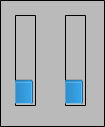
Above: src/gui/barmenu.ui from TomMladenov/pisdr-cyberdeck before the change. Below: the same form after it.
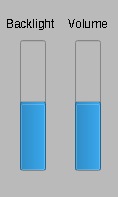
That is the form after the change.

Commit message: [GUI] Minor updates, generic systemlevel diagram

Diff of the .ui file:
```diff
--- a/src/gui/barmenu.ui
+++ b/src/gui/barmenu.ui
@@ -6,8 +6,8 @@
    <rect>
     <x>0</x>
     <y>0</y>
-    <width>105</width>
-    <height>127</height>
+    <width>118</width>
+    <height>197</height>
    </rect>
   </property>
   <property name="windowTitle">
@@ -15,23 +15,25 @@
   </property>
   <property name="styleSheet">
    <string notr="true">background-color: rgb(186, 186, 186);
-border: 1px solid black; 
-border-radius: 1px;</string>
+</string>
   </property>
   <widget class="QProgressBar" name="volume_bar">
    <property name="geometry">
     <rect>
-     <x>65</x>
-     <y>15</y>
-     <width>21</width>
-     <height>91</height>
+     <x>75</x>
+     <y>40</y>
+     <width>26</width>
+     <height>131</height>
     </rect>
    </property>
+   <property name="styleSheet">
+    <string notr="true">color: rgb(115, 210, 22);</string>
+   </property>
    <property name="value">
-    <number>24</number>
+    <number>50</number>
    </property>
    <property name="alignment">
-    <set>Qt::AlignLeading|Qt::AlignLeft|Qt::AlignVCenter</set>
+    <set>Qt::AlignCenter</set>
    </property>
    <property name="textVisible">
     <bool>false</bool>
@@ -45,24 +47,27 @@
    <property name="textDirection">
     <enum>QProgressBar::TopToBottom</enum>
    </property>
+   <property name="format">
+    <string notr="true">%p</string>
+   </property>
   </widget>
   <widget class="QProgressBar" name="backlight_bar">
    <property name="geometry">
     <rect>
-     <x>15</x>
-     <y>15</y>
-     <width>21</width>
-     <height>91</height>
+     <x>20</x>
+     <y>40</y>
+     <width>26</width>
+     <height>131</height>
     </rect>
    </property>
    <property name="styleSheet">
-    <string notr="true"/>
+    <string notr="true">color: rgb(115, 210, 22);</string>
    </property>
    <property name="value">
-    <number>24</number>
+    <number>50</number>
    </property>
    <property name="alignment">
-    <set>Qt::AlignLeading|Qt::AlignLeft|Qt::AlignVCenter</set>
+    <set>Qt::AlignCenter</set>
    </property>
    <property name="textVisible">
     <bool>false</bool>
@@ -75,6 +80,59 @@
    </property>
    <property name="textDirection">
     <enum>QProgressBar::TopToBottom</enum>
+   </property>
+   <property name="format">
+    <string notr="true">%p</string>
+   </property>
+  </widget>
+  <widget class="QLabel" name="label">
+   <property name="geometry">
+    <rect>
+     <x>65</x>
+     <y>15</y>
+     <width>46</width>
+     <height>17</height>
+    </rect>
+   </property>
+   <property name="font">
+    <font>
+     <pointsize>9</pointsize>
+     <stylestrategy>NoAntialias</stylestrategy>
+    </font>
+   </property>
+   <property name="styleSheet">
+    <string notr="true"/>
+   </property>
+   <property name="text">
+    <string>Volume</string>
+   </property>
+   <property name="alignment">
+    <set>Qt::AlignCenter</set>
+   </property>
+  </widget>
+  <widget class="QLabel" name="label_2">
+   <property name="geometry">
+    <rect>
+     <x>5</x>
+     <y>15</y>
+     <width>51</width>
+     <height>17</height>
+    </rect>
+   </property>
+   <property name="font">
+    <font>
+     <pointsize>9</pointsize>
+     <stylestrategy>NoAntialias</stylestrategy>
+    </font>
+   </property>
+   <property name="styleSheet">
+    <string notr="true"/>
+   </property>
+   <property name="text">
+    <string>Backlight</string>
+   </property>
+   <property name="alignment">
+    <set>Qt::AlignCenter</set>
    </property>
   </widget>
  </widget>
```
The commit also changes 3 other files.
